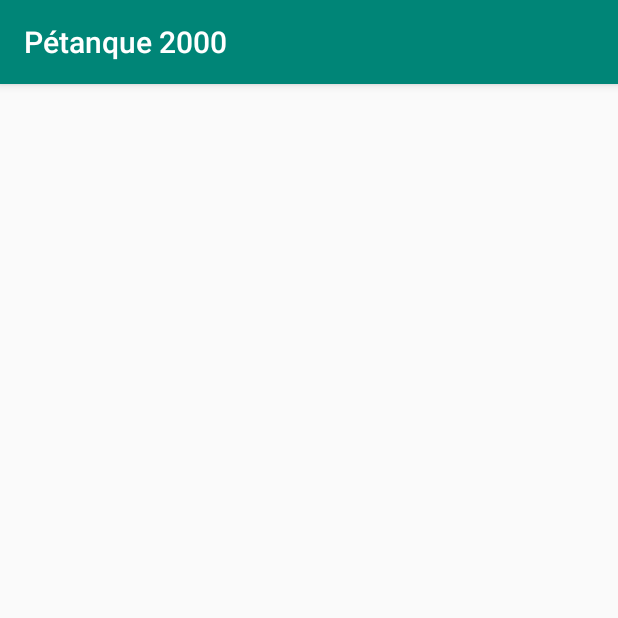
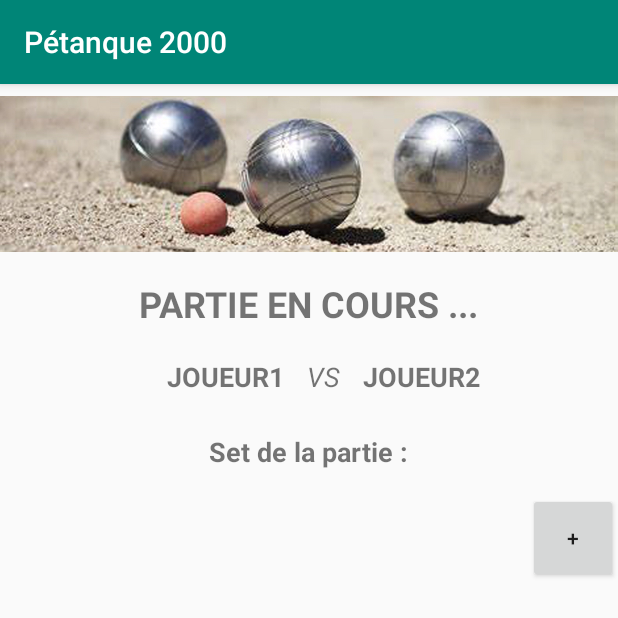
Before and after one commit to Nicolaspdm/Android-Project, an Android app: the NewGame12 screen opened directly, with no data from a screen before it, on a phone screen of 412 x 824 dp, the top half of it. Run offline under Robolectric (Android 15) with nearby library versions, the light colour scheme and no system bars.

Commit message:
avant ajout SET

```diff
--- a/app/src/main/res/layout/activity_new_game12.xml
+++ b/app/src/main/res/layout/activity_new_game12.xml
@@ -6,7 +6,126 @@
     android:layout_height="match_parent"
     tools:context=".NewGame12">
 
+    <LinearLayout
+        android:layout_width="match_parent"
+        android:layout_height="wrap_content"
+        android:orientation="vertical">
 
+        <LinearLayout
+            android:layout_width="match_parent"
+            android:layout_height="wrap_content"
+            android:orientation="horizontal">
+
+            <ImageView
+                android:layout_width="match_parent"
+                android:layout_height="120dp"
+                android:src="@drawable/petanque"/>
+
+        </LinearLayout>
+
+        <LinearLayout
+            android:layout_width="match_parent"
+            android:layout_height="wrap_content"
+            android:orientation="horizontal"
+            android:layout_marginTop="10dp"
+            android:gravity="center">
+
+            <TextView
+
+                android:id="@+id/titreNG12"
+                android:layout_width="wrap_content"
+                android:layout_height="wrap_content"
+                android:textAllCaps="true"
+                android:textSize="24sp"
+                android:textStyle="bold"
+                android:text="@string/encours"/>
+
+
+        </LinearLayout>
+
+        <LinearLayout
+            android:layout_width="match_parent"
+            android:layout_height="wrap_content"
+            android:orientation="horizontal"
+            android:layout_marginTop="20dp"
+            android:layout_marginLeft="20dp"
+            android:gravity="center">
+
+            <TextView
+
+                android:id="@+id/joueur1_12"
+                android:layout_width="wrap_content"
+                android:layout_height="wrap_content"
+                android:textAllCaps="true"
+                android:textSize="18dp"
+                android:textStyle="bold"
+                android:text="Joueur1"/>
+
+            <TextView
+                android:layout_width="wrap_content"
+                android:layout_height="wrap_content"
+                android:textAllCaps="true"
+                android:textSize="18dp"
+                android:textStyle="italic"
+                android:layout_marginLeft="15dp"
+                android:text="VS"/>
+
+            <TextView
+                android:id="@+id/joueur2_12"
+                android:layout_width="wrap_content"
+                android:layout_height="wrap_content"
+                android:textAllCaps="true"
+                android:textSize="18dp"
+                android:textStyle="bold"
+                android:layout_marginLeft="15dp"
+                android:text="Joueur2"/>
+
+        </LinearLayout>
+
+        <LinearLayout
+            android:layout_width="match_parent"
+            android:layout_height="wrap_content"
+            android:orientation="horizontal"
+            android:layout_marginTop="25dp"
+            android:gravity="center">
+
+            <TextView
+                android:layout_width="wrap_content"
+                android:layout_height="wrap_content"
+                android:textSize="18dp"
+                android:textStyle="bold"
+                android:text="Set de la partie :"/>
+
+
+        </LinearLayout>
+
+        <LinearLayout
+            android:layout_width="match_parent"
+            android:layout_height="wrap_content"
+            android:orientation="horizontal"
+            android:layout_marginTop="15dp"
+            android:gravity="right">
+
+            <Button
+                android:layout_width="60dp"
+                android:layout_height="60dp"
+                android:text="+"/>
+
+        </LinearLayout>
+
+        <LinearLayout
+            android:layout_width="match_parent"
+            android:layout_height="wrap_content"
+            android:orientation="horizontal"
+            android:layout_marginTop="15dp"
+            android:gravity="center">
+
+
+        </LinearLayout>
+
+
+
+    </LinearLayout>
 
 
 
--- a/app/src/main/res/values/strings.xml
+++ b/app/src/main/res/values/strings.xml
@@ -8,5 +8,6 @@
     <string name="nomj1">Nom Joueur 1 :</string>
     <string name="nomj2">Nom Joueur 2 :</string>
     <string name="btn_start">Jouer !</string>
+    <string name="encours">Partie en cours ...</string>
 
 </resources>
```
Also changed, not shown: app/src/main/res/layout/activity_new_game1.xml (+11 -13 lines), app/src/main/res/layout/activity_new_game11.xml (+72 -30 lines).
